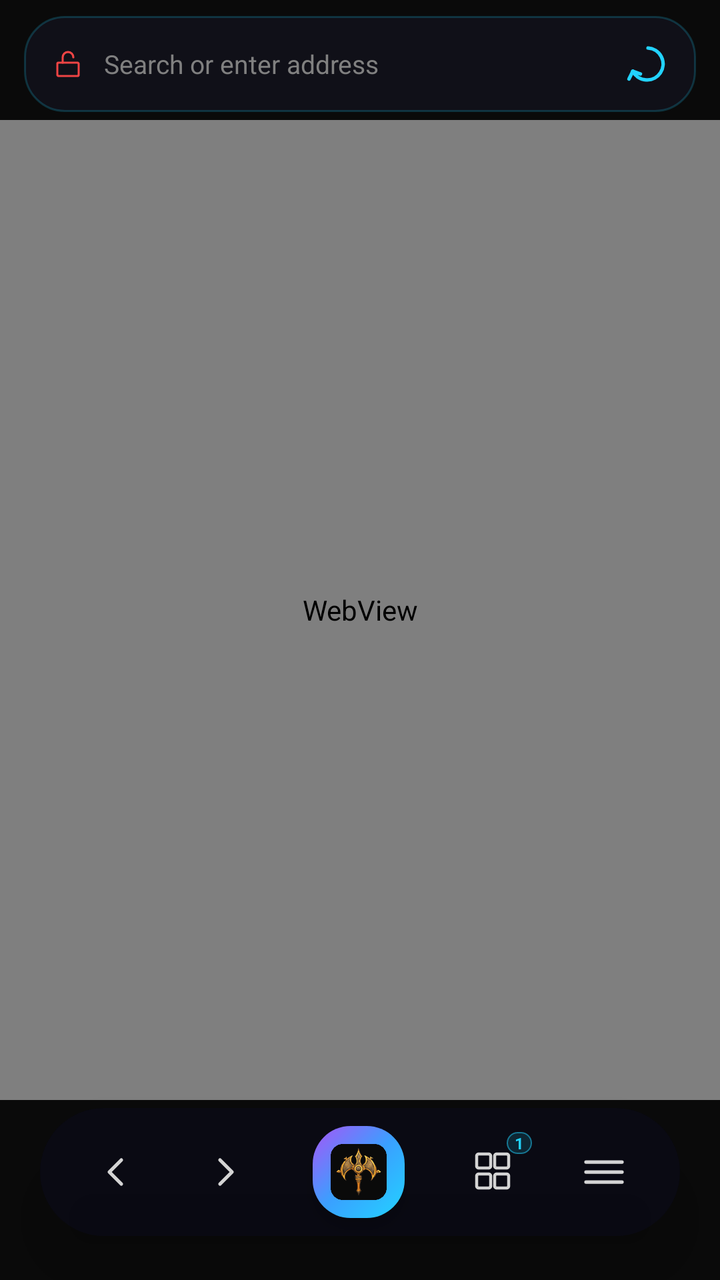
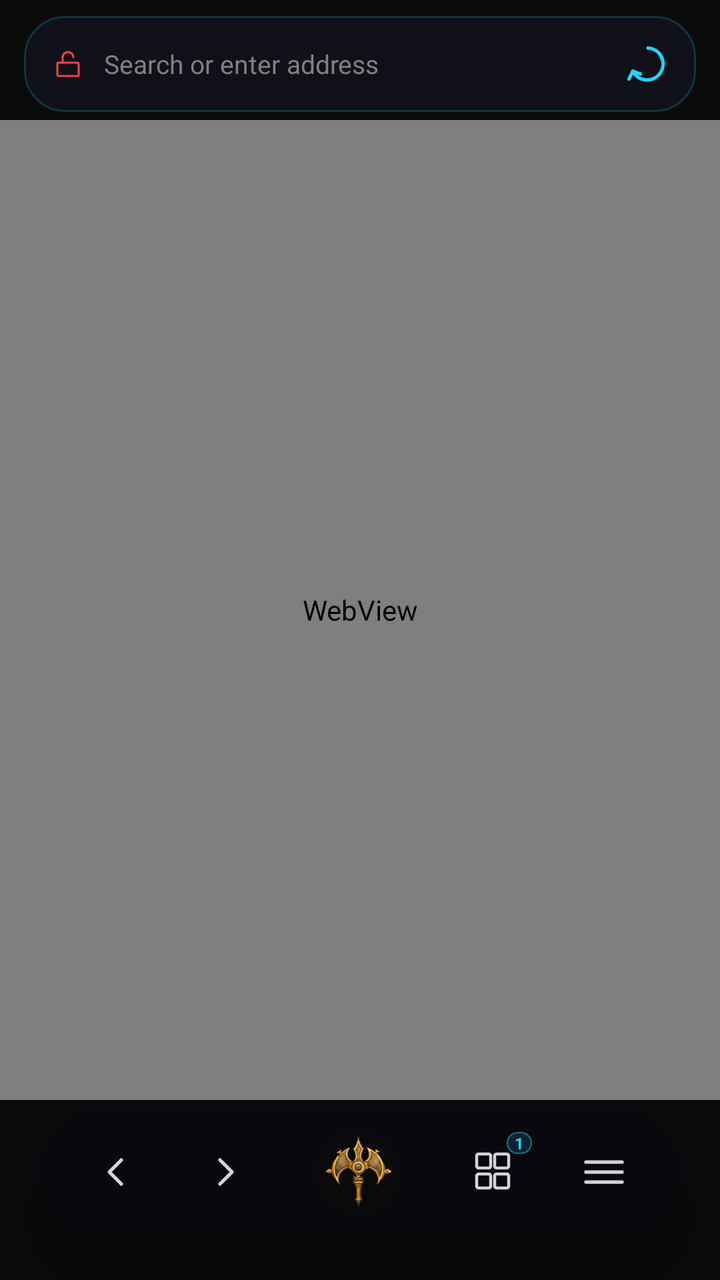

An Android layout rendered at two revisions. The XML below is the earlier revision; the diff shows what the commit changed to produce the second picture.
<!-- AndroidManifest.xml: application theme Theme.Dhurta -->
<!-- res/layout/activity_main.xml -->
<?xml version="1.0" encoding="utf-8"?>
<androidx.drawerlayout.widget.DrawerLayout
    xmlns:android="http://schemas.android.com/apk/res/android"
    xmlns:app="http://schemas.android.com/apk/res-auto"
    android:id="@+id/drawerLayout"
    android:layout_width="match_parent"
    android:layout_height="match_parent"
    android:fitsSystemWindows="true">

    
    <FrameLayout
        android:layout_width="match_parent"
        android:layout_height="match_parent"
        android:background="@color/obsidian">

        <LinearLayout
            android:layout_width="match_parent"
            android:layout_height="match_parent"
            android:orientation="vertical">

            
            <LinearLayout
                android:id="@+id/urlPill"
                android:layout_width="match_parent"
                android:layout_height="48dp"
                android:orientation="horizontal"
                android:gravity="center_vertical"
                android:layout_marginHorizontal="12dp"
                android:layout_marginTop="8dp"
                android:layout_marginBottom="4dp"
                android:paddingStart="14dp"
                android:paddingEnd="4dp"
                android:background="@drawable/pill_bg">

                
                <ImageView
                    android:id="@+id/lockIcon"
                    android:layout_width="16dp"
                    android:layout_height="16dp"
                    android:src="@drawable/ic_nav_lock_open"
                    android:layout_marginEnd="10dp"
                    android:contentDescription="Security status"
                    app:tint="@color/exposed_red" />

                <EditText
                    android:id="@+id/urlBar"
                    android:layout_width="0dp"
                    android:layout_height="match_parent"
                    android:layout_weight="1"
                    android:hint="@string/url_hint"
                    android:textColorHint="@color/text_muted"
                    android:textColor="@color/text"
                    android:textSize="13sp"
                    android:fontFamily="sans-serif"
                    android:singleLine="true"
                    android:imeOptions="actionGo"
                    android:inputType="textUri"
                    android:background="@android:color/transparent"
                    android:importantForAutofill="no" />

                <ImageButton
                    android:id="@+id/reloadBtn"
                    android:layout_width="40dp"
                    android:layout_height="40dp"
                    android:src="@drawable/ic_nav_reload"
                    android:background="?android:selectableItemBackgroundBorderless"
                    android:contentDescription="Reload"
                    app:tint="@color/neon_blue" />
            </LinearLayout>

            
            <LinearLayout
                android:id="@+id/findBar"
                android:layout_width="match_parent"
                android:layout_height="40dp"
                android:orientation="horizontal"
                android:gravity="center_vertical"
                android:layout_marginHorizontal="10dp"
                android:layout_marginBottom="6dp"
                android:paddingStart="12dp"
                android:paddingEnd="4dp"
                android:background="@drawable/pill_bg"
                android:visibility="gone">

                <EditText
                    android:id="@+id/findInput"
                    android:layout_width="0dp"
                    android:layout_height="match_parent"
                    android:layout_weight="1"
                    android:hint="Find in page"
                    android:textColorHint="@color/text_muted"
                    android:textColor="@color/text"
                    android:textSize="13sp"
                    android:fontFamily="sans-serif"
                    android:singleLine="true"
                    android:imeOptions="actionSearch"
                    android:inputType="text"
                    android:background="@android:color/transparent"
                    android:importantForAutofill="no" />

                <TextView
                    android:id="@+id/findCount"
                    android:layout_width="wrap_content"
                    android:layout_height="wrap_content"
                    android:text="0/0"
                    android:textSize="10sp"
                    android:fontFamily="monospace"
                    android:textColor="@color/text_muted"
                    android:layout_marginEnd="6dp" />

                <ImageButton
                    android:id="@+id/findPrev"
                    android:layout_width="36dp"
                    android:layout_height="36dp"
                    android:src="@drawable/ic_find_up"
                    android:background="?android:selectableItemBackgroundBorderless"
                    android:contentDescription="Previous match"
                    app:tint="@color/text" />

                <ImageButton
                    android:id="@+id/findNext"
                    android:layout_width="36dp"
                    android:layout_height="36dp"
                    android:src="@drawable/ic_find_down"
                    android:background="?android:selectableItemBackgroundBorderless"
                    android:contentDescription="Next match"
                    app:tint="@color/text" />

                <ImageButton
                    android:id="@+id/findClose"
                    android:layout_width="36dp"
                    android:layout_height="36dp"
                    android:src="@drawable/ic_find_close"
                    android:background="?android:selectableItemBackgroundBorderless"
                    android:contentDescription="Close find"
                    app:tint="@color/text" />
            </LinearLayout>

            <ProgressBar
                android:id="@+id/progressBar"
                style="?android:attr/progressBarStyleHorizontal"
                android:layout_width="match_parent"
                android:layout_height="2dp"
                android:max="100"
                android:progress="0"
                android:progressTint="@color/neon_blue"
                android:visibility="gone" />

            
            <FrameLayout
                android:id="@+id/webContainer"
                android:layout_width="match_parent"
                android:layout_height="0dp"
                android:layout_weight="1">

                <WebView
                    android:id="@+id/webView"
                    android:layout_width="match_parent"
                    android:layout_height="match_parent" />
            </FrameLayout>

            
            <View
                android:id="@+id/dockSpacer"
                android:layout_width="match_parent"
                android:layout_height="90dp" />
        </LinearLayout>

        
        <LinearLayout
            android:id="@+id/dock"
            android:layout_width="match_parent"
            android:layout_height="64dp"
            android:layout_gravity="bottom"
            android:orientation="horizontal"
            android:gravity="center_vertical"
            android:layout_marginHorizontal="20dp"
            android:layout_marginBottom="22dp"
            android:paddingHorizontal="10dp"
            android:background="@drawable/dock_capsule"
            android:elevation="18dp"
            android:clipChildren="false"
            android:clipToPadding="false">

            <ImageButton
                android:id="@+id/backBtn"
                android:layout_width="0dp"
                android:layout_height="48dp"
                android:layout_weight="1"
                android:src="@drawable/ic_nav_back"
                android:background="?android:selectableItemBackgroundBorderless"
                android:contentDescription="Back"
                app:tint="@color/text" />

            <ImageButton
                android:id="@+id/forwardBtn"
                android:layout_width="0dp"
                android:layout_height="48dp"
                android:layout_weight="1"
                android:src="@drawable/ic_nav_forward"
                android:background="?android:selectableItemBackgroundBorderless"
                android:contentDescription="Forward"
                app:tint="@color/text" />

            
            <FrameLayout
                android:layout_width="0dp"
                android:layout_height="match_parent"
                android:layout_weight="1.4"
                android:clipChildren="false"
                android:clipToPadding="false">

                <View
                    android:id="@+id/hubRing"
                    android:layout_width="52dp"
                    android:layout_height="52dp"
                    android:layout_gravity="center"
                    android:background="@drawable/hub_ring" />

                <ImageView
                    android:id="@+id/hubBtn"
                    android:layout_width="46dp"
                    android:layout_height="46dp"
                    android:layout_gravity="center"
                    android:padding="9dp"
                    android:background="@drawable/hub_bg"
                    android:src="@mipmap/ic_launcher"
                    android:elevation="4dp"
                    android:contentDescription="Dhurta Hub" />
            </FrameLayout>

            <FrameLayout
                android:layout_width="0dp"
                android:layout_height="48dp"
                android:layout_weight="1">

                <ImageButton
                    android:id="@+id/tabsBtn"
                    android:layout_width="match_parent"
                    android:layout_height="match_parent"
                    android:src="@drawable/ic_nav_tabs"
                    android:background="?android:selectableItemBackgroundBorderless"
                    android:contentDescription="Tabs"
                    app:tint="@color/text" />

                <TextView
                    android:id="@+id/tabCount"
                    android:layout_width="wrap_content"
                    android:layout_height="wrap_content"
                    android:layout_gravity="top|end"
                    android:layout_marginTop="4dp"
                    android:layout_marginEnd="8dp"
                    android:text="1"
                    android:textSize="8sp"
                    android:textStyle="bold"
                    android:textColor="@color/neon_blue"
                    android:paddingHorizontal="4dp"
                    android:background="@drawable/tabcount_bg" />
            </FrameLayout>

            <ImageButton
                android:id="@+id/menuBtn"
                android:layout_width="0dp"
                android:layout_height="48dp"
                android:layout_weight="1"
                android:src="@drawable/ic_nav_menu"
                android:background="?android:selectableItemBackgroundBorderless"
                android:contentDescription="Menu"
                app:tint="@color/text" />
        </LinearLayout>

        
        <FrameLayout
            android:id="@+id/menuOverlay"
            android:layout_width="match_parent"
            android:layout_height="match_parent"
            android:background="#B3000000"
            android:visibility="gone"
            android:clickable="true"
            android:focusable="true">

            <androidx.core.widget.NestedScrollView
                android:id="@+id/menuSheet"
                android:layout_width="match_parent"
                android:layout_height="wrap_content"
                android:layout_gravity="bottom"
                android:background="@drawable/dock_bg"
                android:layout_margin="10dp"
                android:elevation="16dp">

                <LinearLayout
                    android:layout_width="match_parent"
                    android:layout_height="wrap_content"
                    android:orientation="vertical"
                    android:paddingVertical="8dp">

                    
                    <LinearLayout
                        android:layout_width="match_parent"
                        android:layout_height="wrap_content"
                        android:orientation="horizontal"
                        android:paddingHorizontal="8dp"
                        android:paddingBottom="4dp">

                        <TextView android:id="@+id/mHome" style="@style/MenuQuick" android:text="🏠" />
                        <TextView android:id="@+id/mAddBookmark" style="@style/MenuQuick" android:text="⭐" />
                        <TextView android:id="@+id/mShare" style="@style/MenuQuick" android:text="📤" />
                        <TextView android:id="@+id/mOmni" style="@style/MenuQuick" android:text="🔱" />
                        <TextView android:id="@+id/mNewTab" style="@style/MenuQuick" android:text="➕" />
                    </LinearLayout>

                    <View android:layout_width="match_parent" android:layout_height="1dp" android:background="@color/border" />

                    
                    <LinearLayout style="@style/MenuRowPair">
                        <TextView android:id="@+id/mFind" style="@style/MenuItem" android:text="🔍  Find in page" />
                        <TextView android:id="@+id/mDesktop" style="@style/MenuItem" android:text="🖥  Desktop site" />
                    </LinearLayout>
                    <LinearLayout style="@style/MenuRowPair">
                        <TextView android:id="@+id/mFullscreen" style="@style/MenuItem" android:text="⛶  Fullscreen" />
                        <TextView android:id="@+id/mInspect" style="@style/MenuItem" android:text="🧪  Inspect element" />
                    </LinearLayout>
                    <LinearLayout style="@style/MenuRowPair">
                        <TextView android:id="@+id/mBookmarks" style="@style/MenuItem" android:text="🔖  Bookmarks" />
                        <TextView android:id="@+id/mHistory" style="@style/MenuItem" android:text="🕑  History" />
                    </LinearLayout>
                    <LinearLayout style="@style/MenuRowPair">
                        <TextView android:id="@+id/mDownloads" style="@style/MenuItem" android:text="⬇  Downloads" />
                        <TextView android:id="@+id/mAutoClean" style="@style/MenuItem" android:text="🧹  Auto-Clean" />
                    </LinearLayout>
                    <LinearLayout style="@style/MenuRowPair">
                        <TextView android:id="@+id/mSettings" style="@style/MenuItem" android:text="⚙  Settings" />
                        <TextView android:id="@+id/mExit" style="@style/MenuItem" android:text="✕  Close menu" />
                    </LinearLayout>
                </LinearLayout>
            </androidx.core.widget.NestedScrollView>
        </FrameLayout>
    </FrameLayout>

    
    <androidx.core.widget.NestedScrollView
        android:layout_width="292dp"
        android:layout_height="match_parent"
        android:layout_gravity="start"
        android:background="@color/obsidian_elev"
        android:fitsSystemWindows="true"
        android:scrollbars="none">

        <LinearLayout
            android:layout_width="match_parent"
            android:layout_height="wrap_content"
            android:orientation="vertical">

            
            <LinearLayout
                android:layout_width="match_parent"
                android:layout_height="wrap_content"
                android:orientation="vertical"
                android:gravity="center"
                android:paddingVertical="26dp"
                android:background="@color/obsidian">

                <ImageView
                    android:layout_width="58dp"
                    android:layout_height="58dp"
                    android:src="@mipmap/ic_launcher"
                    android:contentDescription="Dhurta" />

                <TextView
                    android:layout_width="wrap_content"
                    android:layout_height="wrap_content"
                    android:text="DHURTA"
                    android:textColor="@color/saffron"
                    android:textSize="16sp"
                    android:letterSpacing="0.36"
                    android:fontFamily="monospace"
                    android:layout_marginTop="8dp" />

                <TextView
                    android:layout_width="wrap_content"
                    android:layout_height="wrap_content"
                    android:text="Sovereign · Privacy-Native"
                    android:textColor="@color/text_muted"
                    android:textSize="9sp"
                    android:fontFamily="monospace"
                    android:layout_marginTop="3dp" />
            </LinearLayout>

            <View android:layout_width="match_parent" android:layout_height="1dp" android:background="@color/border" />

            <TextView android:id="@+id/navOmni" style="@style/DrawerRow" android:text="🔱   Omni Dashboard" android:textColor="@color/neon_blue" />
            <TextView android:id="@+id/navNewTab" style="@style/DrawerRow" android:text="🏠   New Tab" />

            <View android:layout_width="match_parent" android:layout_height="1dp" android:background="@color/border" android:layout_marginVertical="4dp" />
            <TextView style="@style/DrawerHeading" android:text="PROTECTION" />

            
            <TextView android:id="@+id/navGhost" style="@style/DrawerRow"
                android:drawableStart="@drawable/ic_ghost" android:drawablePadding="14dp" android:text="Ghost Mode — Tor" />
            <TextView android:id="@+id/navChakra" style="@style/DrawerRow"
                android:drawableStart="@drawable/ic_chakra" android:drawablePadding="14dp" android:text="Chakra Shield — VPN" />
            <TextView android:id="@+id/navSecurity" style="@style/DrawerRow" android:text="🛡   Security Center" />
            <TextView android:id="@+id/navNetwork" style="@style/DrawerRow" android:text="📡   Network Monitor" />

            <View android:layout_width="match_parent" android:layout_height="1dp" android:background="@color/border" android:layout_marginVertical="4dp" />
            <TextView style="@style/DrawerHeading" android:text="LIBRARY" />

            <TextView android:id="@+id/navBookmarks" style="@style/DrawerRow" android:text="🔖   Bookmarks" />
            <TextView android:id="@+id/navHistory" style="@style/DrawerRow" android:text="🕑   History" />
            <TextView android:id="@+id/navDownloads" style="@style/DrawerRow" android:text="⬇   Downloads" />
            <TextView android:id="@+id/navConnect" style="@style/DrawerRow" android:text="🔗   Dhurta Connect" />
            <TextView android:id="@+id/navExtensions" style="@style/DrawerRow" android:text="🧩   Extensions" />

            <View android:layout_width="match_parent" android:layout_height="1dp" android:background="@color/border" android:layout_marginVertical="4dp" />
            <TextView style="@style/DrawerHeading" android:text="SYSTEM" />

            <TextView android:id="@+id/navDevtools" style="@style/DrawerRow" android:text="🧪   Developer Mode" />
            <TextView android:id="@+id/navSettings" style="@style/DrawerRow" android:text="⚙   Settings" />
            <TextView android:id="@+id/navWipe" style="@style/DrawerRow" android:text="☢   Nuclear Wipe" android:textColor="@color/exposed_red" />
            <TextView android:id="@+id/navAbout" style="@style/DrawerRow" android:text="ℹ   About Dhurta" />

            <View android:layout_width="match_parent" android:layout_height="20dp" />
        </LinearLayout>
    </androidx.core.widget.NestedScrollView>
</androidx.drawerlayout.widget.DrawerLayout>
<!-- resources referenced by this layout -->
<resources>
  <color name="border">#2A2A2A</color>
  <color name="exposed_red">#EF4444</color>
  <color name="neon_blue">#22D3FF</color>
  <color name="obsidian">#0A0A0A</color>
  <color name="obsidian_elev">#141414</color>
  <color name="saffron">#FF4500</color>
  <color name="text">#D4D4D4</color>
  <color name="text_muted">#808080</color>
  <!-- drawable dock_bg (drawable) -->
  <?xml version="1.0" encoding="utf-8"?>
  <shape xmlns:android="http://schemas.android.com/apk/res/android" android:shape="rectangle">
      <solid android:color="@color/dock_bg" />
      <corners android:radius="26dp" />
      <stroke android:width="1dp" android:color="#2622D3FF" />
  </shape>
  <!-- drawable dock_capsule (drawable) -->
  <?xml version="1.0" encoding="utf-8"?>
  <shape xmlns:android="http://schemas.android.com/apk/res/android" android:shape="rectangle">
      <solid android:color="#F00A0A14" />
      <corners android:radius="40dp" />
  </shape>
  <!-- drawable hub_bg (drawable) -->
  <?xml version="1.0" encoding="utf-8"?>
  <shape xmlns:android="http://schemas.android.com/apk/res/android" android:shape="rectangle">
      <gradient android:startColor="#22D3FF" android:centerColor="#3AA0FF" android:endColor="#A855F7"
          android:angle="135" android:type="linear" />
      <corners android:radius="19dp" />
  </shape>
  <!-- drawable hub_ring (drawable) -->
  <?xml version="1.0" encoding="utf-8"?>
  <shape xmlns:android="http://schemas.android.com/apk/res/android" android:shape="rectangle">
      <solid android:color="#00000000" />
      <corners android:radius="24dp" />
  </shape>
  <!-- drawable ic_chakra (drawable) -->
  <?xml version="1.0" encoding="utf-8"?>
  <layer-list xmlns:android="http://schemas.android.com/apk/res/android">
      <item android:width="24dp" android:height="24dp" android:gravity="center">
          <bitmap android:src="@drawable/chakra_icon" android:gravity="fill" />
      </item>
  </layer-list>
  <!-- drawable ic_ghost (drawable) -->
  <?xml version="1.0" encoding="utf-8"?>
  <layer-list xmlns:android="http://schemas.android.com/apk/res/android">
      <item android:width="24dp" android:height="24dp" android:gravity="center">
          <bitmap android:src="@drawable/dhurta_logo" android:gravity="fill" />
      </item>
  </layer-list>
  <!-- drawable pill_bg (drawable) -->
  <?xml version="1.0" encoding="utf-8"?>
  <shape xmlns:android="http://schemas.android.com/apk/res/android" android:shape="rectangle">
      <solid android:color="@color/pill_bg" />
      <corners android:radius="20dp" />
      <stroke android:width="1dp" android:color="#3322D3FF" />
  </shape>
  <!-- drawable tabcount_bg (drawable) -->
  <?xml version="1.0" encoding="utf-8"?>
  <shape xmlns:android="http://schemas.android.com/apk/res/android" android:shape="rectangle">
      <solid android:color="#2422D3FF" />
      <corners android:radius="6dp" />
      <stroke android:width="0.8dp" android:color="#8022D3FF" />
  </shape>
  <string name="url_hint">Search or enter address</string>
  <style name="MenuQuick">
          <item name="android:layout_width">0dp</item>
          <item name="android:layout_height">52dp</item>
          <item name="android:layout_weight">1</item>
          <item name="android:gravity">center</item>
          <item name="android:textSize">22sp</item>
          <item name="android:background">?android:selectableItemBackgroundBorderless</item>
          <item name="android:clickable">true</item>
          <item name="android:focusable">true</item>
      </style>
  <style name="MenuRowPair">
          <item name="android:layout_width">match_parent</item>
          <item name="android:layout_height">wrap_content</item>
          <item name="android:orientation">horizontal</item>
      </style>
  <color name="dock_bg">#E60E0E17</color>
  <color name="pill_bg">#CC12121C</color>
  <!-- unchanged entries left out for length: 16 -->
</resources>

<!-- the commit's change to res/layout/activity_main.xml (unified diff, before → after) -->
@@ -219,12 +219,11 @@
 
                 <ImageView
                     android:id="@+id/hubBtn"
-                    android:layout_width="46dp"
-                    android:layout_height="46dp"
+                    android:layout_width="44dp"
+                    android:layout_height="44dp"
                     android:layout_gravity="center"
-                    android:padding="9dp"
-                    android:background="@drawable/hub_bg"
-                    android:src="@mipmap/ic_launcher"
+                    android:background="?android:selectableItemBackgroundBorderless"
+                    android:src="@mipmap/ic_launcher_round"
                     android:elevation="4dp"
                     android:contentDescription="Dhurta Hub" />
             </FrameLayout>
@@ -335,6 +334,103 @@
                 </LinearLayout>
             </androidx.core.widget.NestedScrollView>
         </FrameLayout>
+
+        
+        <FrameLayout
+            android:id="@+id/tabSwitcherOverlay"
+            android:layout_width="match_parent"
+            android:layout_height="match_parent"
+            android:background="#EE07070E"
+            android:visibility="gone"
+            android:clickable="true"
+            android:focusable="true">
+
+            <LinearLayout
+                android:layout_width="match_parent"
+                android:layout_height="match_parent"
+                android:orientation="vertical">
+
+                
+                <LinearLayout
+                    android:layout_width="match_parent"
+                    android:layout_height="58dp"
+                    android:orientation="horizontal"
+                    android:gravity="center_vertical"
+                    android:paddingHorizontal="20dp">
+
+                    <TextView
+                        android:id="@+id/tabSwitcherTitle"
+                        android:layout_width="0dp"
+                        android:layout_height="wrap_content"
+                        android:layout_weight="1"
+                        android:text="TABS"
+                        android:textSize="13sp"
+                        android:textStyle="bold"
+                        android:letterSpacing="0.20"
+                        android:textColor="#E9ECFF"
+                        android:fontFamily="monospace" />
+
+                    <TextView
+                        android:id="@+id/tabSwitcherDone"
+                        android:layout_width="wrap_content"
+                        android:layout_height="wrap_content"
+                        android:text="Done"
+                        android:textSize="14sp"
+                        android:textColor="#FF4500"
+                        android:padding="10dp"
+                        android:clickable="true"
+                        android:focusable="true"
+                        android:background="?android:selectableItemBackgroundBorderless" />
+                </LinearLayout>
+
+                
+                <View
+                    android:layout_width="match_parent"
+                    android:layout_height="1dp"
+                    android:background="#1AFFFFFF" />
+
+                
+                <ScrollView
+                    android:layout_width="match_parent"
+                    android:layout_height="0dp"
+                    android:layout_weight="1"
+                    android:scrollbars="none"
+                    android:overScrollMode="never"
+                    android:paddingHorizontal="16dp"
+                    android:clipToPadding="false">
+
+                    <LinearLayout
+                        android:id="@+id/tabCardList"
+                        android:layout_width="match_parent"
+                        android:layout_height="wrap_content"
+                        android:orientation="vertical"
+                        android:paddingTop="14dp"
+                        android:paddingBottom="12dp" />
+                </ScrollView>
+
+                
+                <LinearLayout
+                    android:layout_width="match_parent"
+                    android:layout_height="76dp"
+                    android:gravity="center"
+                    android:paddingHorizontal="16dp">
+
+                    <TextView
+                        android:id="@+id/tabSwitcherNewTab"
+                        android:layout_width="match_parent"
+                        android:layout_height="50dp"
+                        android:gravity="center"
+                        android:text="＋  New Tab"
+                        android:textSize="13sp"
+                        android:textColor="#FF4500"
+                        android:textStyle="bold"
+                        android:letterSpacing="0.06"
+                        android:background="@drawable/dock_capsule"
+                        android:clickable="true"
+                        android:focusable="true" />
+                </LinearLayout>
+            </LinearLayout>
+        </FrameLayout>
     </FrameLayout>
 
     
<!-- resource entries referenced after the edit -->
@@ -18,15 +18,8 @@
   <!-- drawable dock_capsule (drawable) -->
   <?xml version="1.0" encoding="utf-8"?>
   <shape xmlns:android="http://schemas.android.com/apk/res/android" android:shape="rectangle">
-      <solid android:color="#F00A0A14" />
+      <solid android:color="#CC08080F" />
       <corners android:radius="40dp" />
-  </shape>
-  <!-- drawable hub_bg (drawable) -->
-  <?xml version="1.0" encoding="utf-8"?>
-  <shape xmlns:android="http://schemas.android.com/apk/res/android" android:shape="rectangle">
-      <gradient android:startColor="#22D3FF" android:centerColor="#3AA0FF" android:endColor="#A855F7"
-          android:angle="135" android:type="linear" />
-      <corners android:radius="19dp" />
   </shape>
   <!-- drawable hub_ring (drawable) -->
   <?xml version="1.0" encoding="utf-8"?>
@@ -62,6 +55,7 @@
       <corners android:radius="6dp" />
       <stroke android:width="0.8dp" android:color="#8022D3FF" />
   </shape>
+  <!-- mipmap ic_launcher_round: png bitmap (mipmap-hdpi, 4695 bytes) -->
   <string name="url_hint">Search or enter address</string>
   <style name="MenuQuick">
           <item name="android:layout_width">0dp</item>
